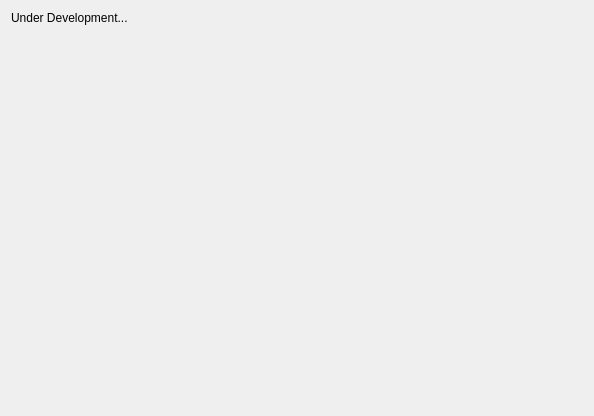
Above: ui_Files/circulationapp.ui from CallumColvine/ARGO-Float-Software before the change. Below: the same form after it.
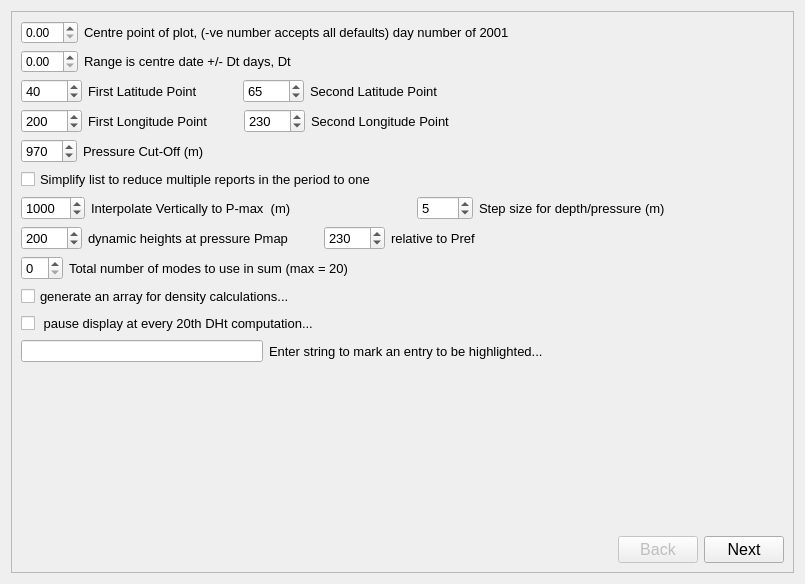
That is the form after the change.

Patch:
```diff
--- a/ui_Files/circulationapp.ui
+++ b/ui_Files/circulationapp.ui
@@ -6,8 +6,8 @@
    <rect>
     <x>0</x>
     <y>0</y>
-    <width>594</width>
-    <height>416</height>
+    <width>805</width>
+    <height>584</height>
    </rect>
   </property>
   <property name="windowTitle">
@@ -15,25 +15,712 @@
   </property>
   <layout class="QVBoxLayout" name="verticalLayout">
    <item>
-    <widget class="QLabel" name="label">
-     <property name="text">
-      <string>Under Development...</string>
+    <widget class="QStackedWidget" name="circulationStackedWidget">
+     <property name="frameShape">
+      <enum>QFrame::StyledPanel</enum>
      </property>
+     <widget class="QWidget" name="settingsPage">
+      <layout class="QVBoxLayout" name="verticalLayout_2">
+       <item>
+        <layout class="QHBoxLayout" name="horizontalLayout_3">
+         <item>
+          <widget class="QDoubleSpinBox" name="doubleSpinBox"/>
+         </item>
+         <item>
+          <widget class="QLabel" name="label_2">
+           <property name="font">
+            <font>
+             <pointsize>10</pointsize>
+            </font>
+           </property>
+           <property name="text">
+            <string>Centre point of plot, (-ve number accepts all defaults) day number of 2001</string>
+           </property>
+          </widget>
+         </item>
+         <item>
+          <spacer name="horizontalSpacer_6">
+           <property name="orientation">
+            <enum>Qt::Horizontal</enum>
+           </property>
+           <property name="sizeHint" stdset="0">
+            <size>
+             <width>40</width>
+             <height>20</height>
+            </size>
+           </property>
+          </spacer>
+         </item>
+        </layout>
+       </item>
+       <item>
+        <layout class="QHBoxLayout" name="horizontalLayout_4">
+         <item>
+          <widget class="QDoubleSpinBox" name="doubleSpinBox_2"/>
+         </item>
+         <item>
+          <widget class="QLabel" name="label_3">
+           <property name="font">
+            <font>
+             <pointsize>10</pointsize>
+            </font>
+           </property>
+           <property name="text">
+            <string>Range is centre date +/- Dt days, Dt</string>
+           </property>
+          </widget>
+         </item>
+         <item>
+          <spacer name="horizontalSpacer_5">
+           <property name="orientation">
+            <enum>Qt::Horizontal</enum>
+           </property>
+           <property name="sizeHint" stdset="0">
+            <size>
+             <width>40</width>
+             <height>20</height>
+            </size>
+           </property>
+          </spacer>
+         </item>
+        </layout>
+       </item>
+       <item>
+        <layout class="QHBoxLayout" name="horizontalLayout_10">
+         <item>
+          <widget class="QSpinBox" name="firstLatitudeBox">
+           <property name="font">
+            <font>
+             <pointsize>10</pointsize>
+            </font>
+           </property>
+           <property name="minimum">
+            <number>-9999</number>
+           </property>
+           <property name="maximum">
+            <number>9999</number>
+           </property>
+           <property name="value">
+            <number>40</number>
+           </property>
+          </widget>
+         </item>
+         <item>
+          <widget class="QLabel" name="label_8">
+           <property name="font">
+            <font>
+             <pointsize>10</pointsize>
+            </font>
+           </property>
+           <property name="text">
+            <string>First Latitude Point</string>
+           </property>
+          </widget>
+         </item>
+         <item>
+          <spacer name="horizontalSpacer_24">
+           <property name="orientation">
+            <enum>Qt::Horizontal</enum>
+           </property>
+           <property name="sizeType">
+            <enum>QSizePolicy::Maximum</enum>
+           </property>
+           <property name="sizeHint" stdset="0">
+            <size>
+             <width>40</width>
+             <height>20</height>
+            </size>
+           </property>
+          </spacer>
+         </item>
+         <item>
+          <widget class="QSpinBox" name="secondLatitudeBox">
+           <property name="font">
+            <font>
+             <pointsize>10</pointsize>
+            </font>
+           </property>
+           <property name="minimum">
+            <number>-9999</number>
+           </property>
+           <property name="maximum">
+            <number>9999</number>
+           </property>
+           <property name="value">
+            <number>65</number>
+           </property>
+          </widget>
+         </item>
+         <item>
+          <widget class="QLabel" name="label_16">
+           <property name="font">
+            <font>
+             <pointsize>10</pointsize>
+            </font>
+           </property>
+           <property name="text">
+            <string>Second Latitude Point</string>
+           </property>
+          </widget>
+         </item>
+         <item>
+          <spacer name="horizontalSpacer_11">
+           <property name="orientation">
+            <enum>Qt::Horizontal</enum>
+           </property>
+           <property name="sizeHint" stdset="0">
+            <size>
+             <width>40</width>
+             <height>20</height>
+            </size>
+           </property>
+          </spacer>
+         </item>
+        </layout>
+       </item>
+       <item>
+        <layout class="QHBoxLayout" name="horizontalLayout_11">
+         <item>
+          <widget class="QSpinBox" name="firstLongitudeBox">
+           <property name="font">
+            <font>
+             <pointsize>10</pointsize>
+            </font>
+           </property>
+           <property name="minimum">
+            <number>-9999</number>
+           </property>
+           <property name="maximum">
+            <number>9999</number>
+           </property>
+           <property name="value">
+            <number>200</number>
+           </property>
+          </widget>
+         </item>
+         <item>
+          <widget class="QLabel" name="label_9">
+           <property name="font">
+            <font>
+             <pointsize>10</pointsize>
+            </font>
+           </property>
+           <property name="text">
+            <string>First Longitude Point</string>
+           </property>
+          </widget>
+         </item>
+         <item>
+          <spacer name="horizontalSpacer_25">
+           <property name="orientation">
+            <enum>Qt::Horizontal</enum>
+           </property>
+           <property name="sizeType">
+            <enum>QSizePolicy::Maximum</enum>
+           </property>
+           <property name="sizeHint" stdset="0">
+            <size>
+             <width>30</width>
+             <height>20</height>
+            </size>
+           </property>
+          </spacer>
+         </item>
+         <item>
+          <widget class="QSpinBox" name="secondLongitudeBox">
+           <property name="font">
+            <font>
+             <pointsize>10</pointsize>
+            </font>
+           </property>
+           <property name="minimum">
+            <number>-9999</number>
+           </property>
+           <property name="maximum">
+            <number>9999</number>
+           </property>
+           <property name="value">
+            <number>230</number>
+           </property>
+          </widget>
+         </item>
+         <item>
+          <widget class="QLabel" name="label_17">
+           <property name="font">
+            <font>
+             <pointsize>10</pointsize>
+            </font>
+           </property>
+           <property name="text">
+            <string>Second Longitude Point</string>
+           </property>
+          </widget>
+         </item>
+         <item>
+          <spacer name="horizontalSpacer_12">
+           <property name="orientation">
+            <enum>Qt::Horizontal</enum>
+           </property>
+           <property name="sizeHint" stdset="0">
+            <size>
+             <width>40</width>
+             <height>20</height>
+            </size>
+           </property>
+          </spacer>
+         </item>
+        </layout>
+       </item>
+       <item>
+        <layout class="QHBoxLayout" name="horizontalLayout_12">
+         <item>
+          <widget class="QSpinBox" name="pressureCutOffBox">
+           <property name="font">
+            <font>
+             <pointsize>10</pointsize>
+            </font>
+           </property>
+           <property name="maximum">
+            <number>2100</number>
+           </property>
+           <property name="value">
+            <number>970</number>
+           </property>
+          </widget>
+         </item>
+         <item>
+          <widget class="QLabel" name="label_10">
+           <property name="font">
+            <font>
+             <pointsize>10</pointsize>
+            </font>
+           </property>
+           <property name="text">
+            <string>Pressure Cut-Off (m)</string>
+           </property>
+          </widget>
+         </item>
+         <item>
+          <widget class="QLabel" name="pressureCutOffWarningLabel">
+           <property name="text">
+            <string/>
+           </property>
+          </widget>
+         </item>
+         <item>
+          <spacer name="horizontalSpacer_13">
+           <property name="orientation">
+            <enum>Qt::Horizontal</enum>
+           </property>
+           <property name="sizeHint" stdset="0">
+            <size>
+             <width>40</width>
+             <height>20</height>
+            </size>
+           </property>
+          </spacer>
+         </item>
+        </layout>
+       </item>
+       <item>
+        <layout class="QHBoxLayout" name="horizontalLayout_5">
+         <item>
+          <widget class="QCheckBox" name="simplifyListCheckBox">
+           <property name="font">
+            <font>
+             <pointsize>10</pointsize>
+            </font>
+           </property>
+           <property name="text">
+            <string>Simplify list to reduce multiple reports in the period to one</string>
+           </property>
+          </widget>
+         </item>
+         <item>
+          <spacer name="horizontalSpacer_4">
+           <property name="orientation">
+            <enum>Qt::Horizontal</enum>
+           </property>
+           <property name="sizeHint" stdset="0">
+            <size>
+             <width>40</width>
+             <height>20</height>
+            </size>
+           </property>
+          </spacer>
+         </item>
+        </layout>
+       </item>
+       <item>
+        <layout class="QHBoxLayout" name="horizontalLayout_13">
+         <item>
+          <widget class="QSpinBox" name="maxInterpDepthBox">
+           <property name="font">
+            <font>
+             <pointsize>10</pointsize>
+            </font>
+           </property>
+           <property name="maximum">
+            <number>99999</number>
+           </property>
+           <property name="value">
+            <number>1000</number>
+           </property>
+          </widget>
+         </item>
+         <item>
+          <widget class="QLabel" name="label_11">
+           <property name="font">
+            <font>
+             <pointsize>10</pointsize>
+            </font>
+           </property>
+           <property name="text">
+            <string>Interpolate Vertically to P-max  (m)</string>
+           </property>
+          </widget>
+         </item>
+         <item>
+          <spacer name="horizontalSpacer_14">
+           <property name="orientation">
+            <enum>Qt::Horizontal</enum>
+           </property>
+           <property name="sizeHint" stdset="0">
+            <size>
+             <width>40</width>
+             <height>20</height>
+            </size>
+           </property>
+          </spacer>
+         </item>
+         <item>
+          <widget class="QSpinBox" name="stepSizeBox">
+           <property name="font">
+            <font>
+             <pointsize>10</pointsize>
+            </font>
+           </property>
+           <property name="maximum">
+            <number>9999</number>
+           </property>
+           <property name="value">
+            <number>5</number>
+           </property>
+          </widget>
+         </item>
+         <item>
+          <widget class="QLabel" name="label_12">
+           <property name="font">
+            <font>
+             <pointsize>10</pointsize>
+            </font>
+           </property>
+           <property name="text">
+            <string>Step size for depth/pressure (m)</string>
+           </property>
+          </widget>
+         </item>
+         <item>
+          <spacer name="horizontalSpacer_15">
+           <property name="orientation">
+            <enum>Qt::Horizontal</enum>
+           </property>
+           <property name="sizeHint" stdset="0">
+            <size>
+             <width>40</width>
+             <height>20</height>
+            </size>
+           </property>
+          </spacer>
+         </item>
+        </layout>
+       </item>
+       <item>
+        <layout class="QHBoxLayout" name="horizontalLayout_14">
+         <item>
+          <widget class="QSpinBox" name="dynHeightAtPBox">
+           <property name="font">
+            <font>
+             <pointsize>10</pointsize>
+            </font>
+           </property>
+           <property name="minimum">
+            <number>-9999</number>
+           </property>
+           <property name="maximum">
+            <number>9999</number>
+           </property>
+           <property name="value">
+            <number>200</number>
+           </property>
+          </widget>
+         </item>
+         <item>
+          <widget class="QLabel" name="label_13">
+           <property name="font">
+            <font>
+             <pointsize>10</pointsize>
+            </font>
+           </property>
+           <property name="text">
+            <string>dynamic heights at pressure Pmap</string>
+           </property>
+          </widget>
+         </item>
+         <item>
+          <spacer name="horizontalSpacer_26">
+           <property name="orientation">
+            <enum>Qt::Horizontal</enum>
+           </property>
+           <property name="sizeType">
+            <enum>QSizePolicy::Maximum</enum>
+           </property>
+           <property name="sizeHint" stdset="0">
+            <size>
+             <width>30</width>
+             <height>20</height>
+            </size>
+           </property>
+          </spacer>
+         </item>
+         <item>
+          <widget class="QSpinBox" name="relativeToPrefBox">
+           <property name="font">
+            <font>
+             <pointsize>10</pointsize>
+            </font>
+           </property>
+           <property name="minimum">
+            <number>-9999</number>
+           </property>
+           <property name="maximum">
+            <number>9999</number>
+           </property>
+           <property name="value">
+            <number>230</number>
+           </property>
+          </widget>
+         </item>
+         <item>
+          <widget class="QLabel" name="label_18">
+           <property name="font">
+            <font>
+             <pointsize>10</pointsize>
+            </font>
+           </property>
+           <property name="text">
+            <string>relative to Pref</string>
+           </property>
+          </widget>
+         </item>
+         <item>
+          <spacer name="horizontalSpacer_16">
+           <property name="orientation">
+            <enum>Qt::Horizontal</enum>
+           </property>
+           <property name="sizeHint" stdset="0">
+            <size>
+             <width>40</width>
+             <height>20</height>
+            </size>
+           </property>
+          </spacer>
+         </item>
+        </layout>
+       </item>
+       <item>
+        <layout class="QHBoxLayout" name="horizontalLayout">
+         <item>
+          <widget class="QSpinBox" name="totalModesBox">
+           <property name="font">
+            <font>
+             <pointsize>10</pointsize>
+            </font>
+           </property>
+           <property name="maximum">
+            <number>20</number>
+           </property>
+          </widget>
+         </item>
+         <item>
+          <widget class="QLabel" name="label_4">
+           <property name="font">
+            <font>
+             <pointsize>10</pointsize>
+            </font>
+           </property>
+           <property name="text">
+            <string>Total number of modes to use in sum (max = 20)</string>
+           </property>
+          </widget>
+         </item>
+         <item>
+          <spacer name="horizontalSpacer_7">
+           <property name="orientation">
+            <enum>Qt::Horizontal</enum>
+           </property>
+           <property name="sizeHint" stdset="0">
+            <size>
+             <width>40</width>
+             <height>20</height>
+            </size>
+           </property>
+          </spacer>
+         </item>
+        </layout>
+       </item>
+       <item>
+        <layout class="QHBoxLayout" name="horizontalLayout_6">
+         <item>
+          <widget class="QCheckBox" name="generateArrayCheckBox">
+           <property name="font">
+            <font>
+             <pointsize>10</pointsize>
+            </font>
+           </property>
+           <property name="text">
+            <string>generate an array for density calculations...</string>
+           </property>
+          </widget>
+         </item>
+         <item>
+          <spacer name="horizontalSpacer_3">
+           <property name="orientation">
+            <enum>Qt::Horizontal</enum>
+           </property>
+           <property name="sizeHint" stdset="0">
+            <size>
+             <width>40</width>
+             <height>20</height>
+            </size>
+           </property>
+          </spacer>
+         </item>
+        </layout>
+       </item>
+       <item>
+        <layout class="QHBoxLayout" name="horizontalLayout_7">
+         <item>
+          <widget class="QCheckBox" name="pauseOn20thCheckBox">
+           <property name="font">
+            <font>
+             <pointsize>10</pointsize>
+            </font>
+           </property>
+           <property name="text">
+            <string> pause display at every 20th DHt computation...</string>
+           </property>
+          </widget>
+         </item>
+         <item>
+          <spacer name="horizontalSpacer_2">
+           <property name="orientation">
+            <enum>Qt::Horizontal</enum>
+           </property>
+           <property name="sizeHint" stdset="0">
+            <size>
+             <width>40</width>
+             <height>20</height>
+            </size>
+           </property>
+          </spacer>
+         </item>
+        </layout>
+       </item>
+       <item>
+        <layout class="QHBoxLayout" name="horizontalLayout_2">
+         <item>
+          <widget class="QLineEdit" name="entryStringLineEdit"/>
+         </item>
+         <item>
+          <widget class="QLabel" name="label_5">
+           <property name="font">
+            <font>
+             <pointsize>10</pointsize>
+            </font>
+           </property>
+           <property name="text">
+            <string>Enter string to mark an entry to be highlighted...</string>
+           </property>
+          </widget>
+         </item>
+         <item>
+          <spacer name="horizontalSpacer">
+           <property name="orientation">
+            <enum>Qt::Horizontal</enum>
+           </property>
+           <property name="sizeHint" stdset="0">
+            <size>
+             <width>40</width>
+             <height>20</height>
+            </size>
+           </property>
+          </spacer>
+         </item>
+        </layout>
+       </item>
+       <item>
+        <spacer name="verticalSpacer">
+         <property name="orientation">
+          <enum>Qt::Vertical</enum>
+         </property>
+         <property name="sizeHint" stdset="0">
+          <size>
+           <width>20</width>
+           <height>128</height>
+          </size>
+         </property>
+        </spacer>
+       </item>
+       <item>
+        <layout class="QHBoxLayout" name="horizontalLayout_8">
+         <item>
+          <spacer name="horizontalSpacer_32">
+           <property name="orientation">
+            <enum>Qt::Horizontal</enum>
+           </property>
+           <property name="sizeHint" stdset="0">
+            <size>
+             <width>40</width>
+             <height>20</height>
+            </size>
+           </property>
+          </spacer>
+         </item>
+         <item>
+          <widget class="QPushButton" name="backButton_2">
+           <property name="enabled">
+            <bool>false</bool>
+           </property>
+           <property name="font">
+            <font>
+             <pointsize>12</pointsize>
+            </font>
+           </property>
+           <property name="text">
+            <string>Back</string>
+           </property>
+          </widget>
+         </item>
+         <item>
+          <widget class="QPushButton" name="nextButton">
+           <property name="font">
+            <font>
+             <pointsize>12</pointsize>
+            </font>
+           </property>
+           <property name="text">
+            <string>Next</string>
+           </property>
+          </widget>
+         </item>
+        </layout>
+       </item>
+      </layout>
+     </widget>
+     <widget class="QWidget" name="page_2"/>
     </widget>
    </item>
-   <item>
-    <spacer name="verticalSpacer">
-     <property name="orientation">
-      <enum>Qt::Vertical</enum>
-     </property>
-     <property name="sizeHint" stdset="0">
-      <size>
-       <width>20</width>
-       <height>40</height>
-      </size>
-     </property>
-    </spacer>
-   </item>
   </layout>
  </widget>
  <resources/>
```
